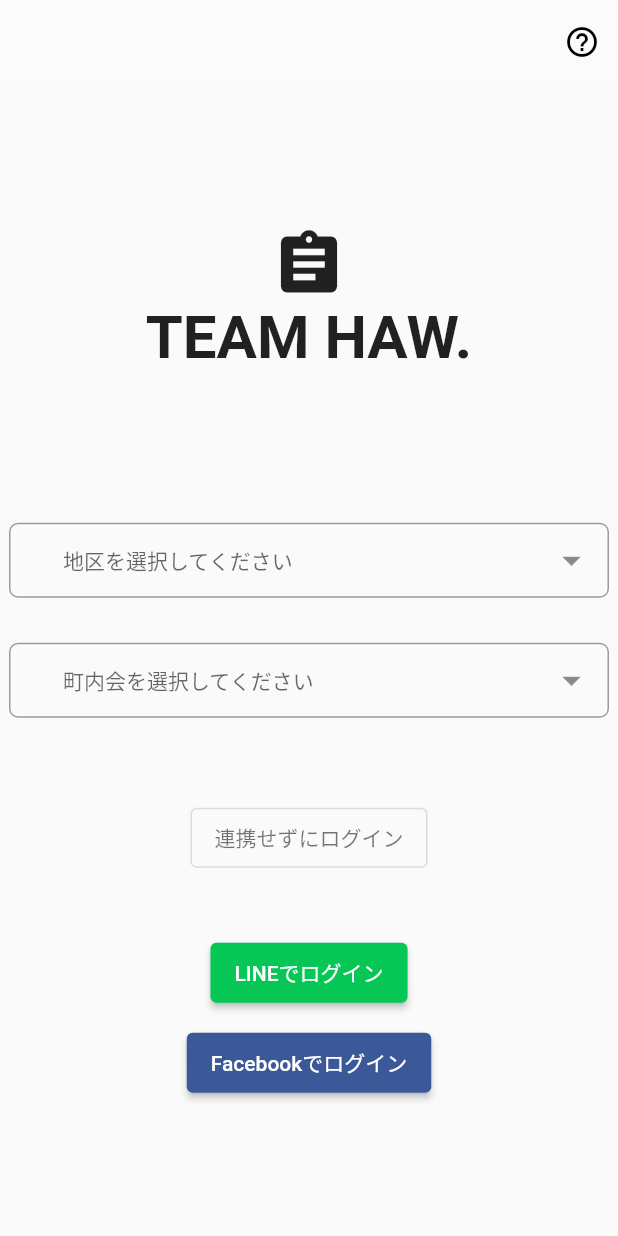
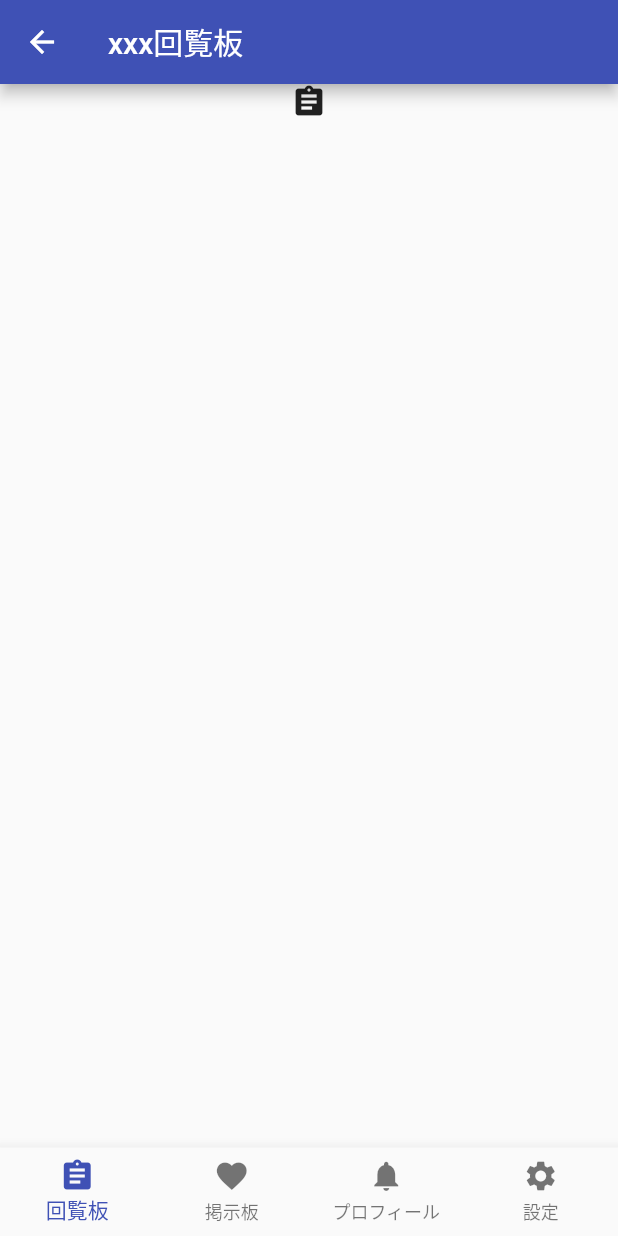
Before and after one commit to team-haw/digital-circulation-board, a Flutter app: the screen it shows after launch, after a tap on "連携せずにログイン", on a phone screen of 412 x 824 dp. Run offline on Flutter 3.47's test engine with Material 2 defaults, Android fonts, the phone set to English and light mode, and no system bars; our stand-ins replace dropdown_button2.

Commit message:
大体の枠組み完成

```diff
--- /dev/null
+++ b/frontend/lib/home.dart
@@ -0,0 +1,71 @@
+import 'package:flutter/material.dart';
+import 'menu/bulletin_board.dart';
+import 'menu/setting.dart';
+import 'menu/circulation_board.dart';
+import 'menu/profile.dart';
+
+class HomePage extends StatefulWidget {
+  const HomePage({super.key});
+
+  @override
+  State<HomePage> createState() => _HomePage();
+}
+
+class _HomePage extends State<HomePage> {
+  int _selectIndex = 0;
+
+  void _onTapItem(int index) {
+    setState(() {
+      _selectIndex = index;
+    });
+  }
+
+  @override
+  Widget build(BuildContext context) {
+    return Scaffold(
+        appBar: AppBar(title: _AppBarText(_selectIndex)),
+        body: _bodyContent(_selectIndex),
+        bottomNavigationBar: BottomNavigationBar(
+          items: const <BottomNavigationBarItem>[
+            BottomNavigationBarItem(icon: Icon(Icons.assignment), label: '回覧板'),
+            BottomNavigationBarItem(icon: Icon(Icons.favorite), label: '掲示板'),
+            BottomNavigationBarItem(
+                icon: Icon(Icons.notifications), label: 'プロフィール'),
+            BottomNavigationBarItem(icon: Icon(Icons.settings), label: '設定'),
+          ],
+          currentIndex: _selectIndex,
+          onTap: (value) => _onTapItem(value),
+          type: BottomNavigationBarType.fixed,
+        ));
+  }
+}
+
+Widget _bodyContent(int index) {
+  switch (index) {
+    case 0:
+      return BulletinBoard();
+    case 1:
+      return CirculationBoard();
+    case 2:
+      return Setting();
+    case 3:
+      return Profile();
+    default:
+      return Text('error');
+  }
+}
+
+Widget _AppBarText(int index) {
+  switch (index) {
+    case 0:
+      return Text('xxx回覧板');
+    case 1:
+      return Text('xxx町掲示板');
+    case 2:
+      return Text('プロフィール');
+    case 3:
+      return Text('設定');
+    default:
+      return Text('予期せぬエラー');
+  }
+}
--- /dev/null
+++ b/frontend/lib/login.dart
@@ -0,0 +1,167 @@
+import 'package:flutter/material.dart';
+import 'package:dropdown_button2/dropdown_button2.dart';
+import 'package:frontend/home.dart';
+
+class LoginPage extends StatefulWidget {
+  const LoginPage({super.key, required this.title});
+
+  final String title;
+
+  @override
+  State<LoginPage> createState() => _LoginPage();
+}
+
+class _LoginPage extends State<LoginPage> {
+  final List<String> ereaItems = [
+    '1丁目',
+    '2丁目',
+    '3丁目',
+    '4丁目',
+  ];
+  String? selectedValue;
+
+  final List<String> teamItems = ['第1班', '第2班', '第3班', '第4班', '第5班'];
+
+  String? secondSelectedValue;
+
+  final _formKey = GlobalKey<FormState>();
+
+  @override
+  Widget build(BuildContext context) {
+    return Scaffold(
+      appBar: AppBar(elevation: 0, backgroundColor: Colors.white10, actions: [
+        IconButton(
+            color: Colors.black,
+            icon: Icon(Icons.help_outline),
+            onPressed: () {
+              showDialog(
+                context: context,
+                builder: (_) {
+                  return SimpleDialog(
+                    title: Text("このダイアログは説明です"),
+                    children: <Widget>[
+                      Container(
+                          padding: EdgeInsets.symmetric(
+                            horizontal: 100,
+                            vertical: 30,
+                          ),
+                          child: Text(style: TextStyle(), 'ここに説明文が入るリマス')),
+                      SimpleDialogOption(
+                        onPressed: () => Navigator.pop(context),
+                        child: Icon(Icons.close),
+                      ),
+                    ],
+                  );
+                },
+              );
+            })
+      ]),
+      body: Center(
+        child: Column(
+          mainAxisAlignment: MainAxisAlignment.center,
+          children: <Widget>[
+            Icon(Icons.assignment, size: 50),
+            Text('TEAM HAW.',
+                style: TextStyle(fontSize: 40, fontWeight: FontWeight.bold)),
+            const SizedBox(height: 100),
+            SizedBox(
+              width: 400,
+              child: _dropDownList(ereaItems, selectedValue, '地区を選択してください'),
+            ),
+            const SizedBox(height: 30),
+            SizedBox(
+              width: 400,
+              child: _dropDownList(teamItems, selectedValue, '町内会を選択してください'),
+            ),
+            const SizedBox(height: 60),
+            SizedBox(
+              height: 40,
+              child: OutlinedButton(
+                  onPressed: () {
+                    Navigator.push(
+                      context,
+                      MaterialPageRoute(builder: (context) => HomePage()),
+                    );
+                  },
+                  child: Text(
+                    '連携せずにログイン',
+                    style: TextStyle(color: Colors.black54),
+                  )),
+            ),
+            const SizedBox(height: 50),
+            _snsButton("LINE", 0xff06c755),
+            const SizedBox(height: 20),
+            _snsButton("Facebook", 0xff3b5998),
+          ],
+        ),
+      ),
+    );
+  }
+}
+
+//影付きのボタンのWidget
+/*
+colorは0x[透明度][R][G][B]と記述
+ex) 0xffffffff -> 真っ白
+*/
+Widget _snsButton(String snsName, int color) {
+  return SizedBox(
+      height: 40,
+      child: ElevatedButton(
+        onPressed: () => {},
+        child: Text('${snsName}でログイン'),
+        style: ButtonStyle(
+            backgroundColor: MaterialStateProperty.all(Color(color))),
+      ));
+}
+
+//カスタマイズ可能なドロップダウンのWidget
+Widget _dropDownList(
+    List<String> itemList, String? selectedValue, String explainText) {
+  return DropdownButtonFormField2(
+    decoration: InputDecoration(
+      isDense: true,
+      contentPadding: EdgeInsets.zero,
+      border: OutlineInputBorder(
+        borderRadius: BorderRadius.circular(6),
+      ),
+    ),
+    isExpanded: true,
+    hint: Text(
+      '${explainText}',
+      style: TextStyle(fontSize: 14),
+    ),
+    icon: const Icon(
+      Icons.arrow_drop_down,
+      color: Colors.black45,
+    ),
+    iconSize: 30,
+    buttonHeight: 50,
+    buttonPadding: const EdgeInsets.only(left: 20, right: 10),
+    dropdownDecoration: BoxDecoration(
+      borderRadius: BorderRadius.circular(7),
+    ),
+    items: itemList
+        .map((item) => DropdownMenuItem<String>(
+              value: item,
+              child: Text(
+                item,
+                style: const TextStyle(
+                  fontSize: 14,
+                ),
+              ),
+            ))
+        .toList(),
+    validator: (value) {
+      if (value == null) {
+        return 'Please select gender.';
+      }
+    },
+    onChanged: (value) {
+      //Do something when changing the item if you want.
+    },
+    onSaved: (value) {
+      selectedValue = value.toString();
+    },
+  );
+}
--- a/frontend/lib/main.dart
+++ b/frontend/lib/main.dart
@@ -1,5 +1,5 @@
 import 'package:flutter/material.dart';
-import 'package:dropdown_button2/dropdown_button2.dart';
+import 'login.dart';
 
 void main() {
   runApp(const MyApp());
@@ -13,173 +13,9 @@ class MyApp extends StatelessWidget {
     return MaterialApp(
       title: 'Flutter Demo',
       theme: ThemeData(
-        primarySwatch: Colors.red,
+        primarySwatch: Colors.indigo,
       ),
-      home: const MyHomePage(title: 'Flutter Demo Home Page'),
+      home: const LoginPage(title: 'Flutter Demo Home Page'),
     );
   }
 }
-
-class MyHomePage extends StatefulWidget {
-  const MyHomePage({super.key, required this.title});
-
-  final String title;
-
-  @override
-  State<MyHomePage> createState() => _MyHomePageState();
-}
-
-class _MyHomePageState extends State<MyHomePage> {
-  final List<String> ereaItems = [
-    '1丁目',
-    '2丁目',
-    '3丁目',
-    '4丁目',
-  ];
-  String? selectedValue;
-
-  final List<String> teamItems = ['第1班', '第2班', '第3班', '第4班', '第5班'];
-
-  String? secondSelectedValue;
-
-  final _formKey = GlobalKey<FormState>();
-
-  @override
-  Widget build(BuildContext context) {
-    return Scaffold(
-      appBar: AppBar(elevation: 0, backgroundColor: Colors.white10, actions: [
-        IconButton(
-            color: Colors.black,
-            icon: Icon(Icons.help_outline),
-            onPressed: () {
-              showDialog(
-                context: context,
-                builder: (_) {
-                  return SimpleDialog(
-                    title: Text("このダイアログは説明です"),
-                    children: <Widget>[
-                      Container(
-                          padding: EdgeInsets.symmetric(
-                            horizontal: 100,
-                            vertical: 30,
-                          ),
-                          child: Text(style: TextStyle(), 'ここに説明文が入るリマス')),
-                      SimpleDialogOption(
-                        onPressed: () => Navigator.pop(context),
-                        child: Icon(Icons.close),
-                      ),
-                    ],
-                  );
-                },
-              );
-            })
-      ]),
-      body: Center(
-        child: Column(
-          mainAxisAlignment: MainAxisAlignment.center,
-          children: <Widget>[
-            Icon(Icons.assignment, size: 50),
-            Text('TEAM HAW.',
-                style: TextStyle(fontSize: 40, fontWeight: FontWeight.bold)),
-            const SizedBox(height: 100),
-            SizedBox(
-              width: 400,
-              child: _dropDownList(ereaItems, selectedValue, '地区を選択してください'),
-            ),
-            const SizedBox(height: 30),
-            SizedBox(
-              width: 400,
-              child: _dropDownList(teamItems, selectedValue, '町内会を選択してください'),
-            ),
-            const SizedBox(height: 60),
-            SizedBox(
-              height: 40,
-              child: OutlinedButton(
-                  onPressed: () {
-                    /* Navigator.push(
-                    context,
-                    MaterialPageRoute(builder: (context) => SubPage()),
-                  ); */
-                  },
-                  child: Text(
-                    '連携せずにログイン',
-                    style: TextStyle(color: Colors.black54),
-                  )),
-            ),
-            const SizedBox(height: 50),
-            _snsButton("LINE", 0xff06c755),
-            const SizedBox(height: 20),
-            _snsButton("Facebook", 0xff3b5998),
-          ],
-        ),
-      ),
-    );
-  }
-}
-
-//影付きのボタンのWidget
-/*
-colorは0x[透明度][R][G][B]と記述
-ex) 0xffffffff -> 真っ白
-*/
-Widget _snsButton(String snsName, int color) {
-  return SizedBox(
-      height: 40,
-      child: ElevatedButton(
-        onPressed: () => {},
-        child: Text('${snsName}でログイン'),
-        style: ButtonStyle(
-            backgroundColor: MaterialStateProperty.all(Color(color))),
-      ));
-}
-
-//カスタマイズ可能なドロップダウンのWidget
-Widget _dropDownList(
-    List<String> itemList, String? selectedValue, String explainText) {
-  return DropdownButtonFormField2(
-    decoration: InputDecoration(
-      isDense: true,
-      contentPadding: EdgeInsets.zero,
-      border: OutlineInputBorder(
-        borderRadius: BorderRadius.circular(6),
-      ),
-    ),
-    isExpanded: true,
-    hint: Text(
-      '${explainText}',
-      style: TextStyle(fontSize: 14),
-    ),
-    icon: const Icon(
-      Icons.arrow_drop_down,
-      color: Colors.black45,
-    ),
-    iconSize: 30,
-    buttonHeight: 50,
-    buttonPadding: const EdgeInsets.only(left: 20, right: 10),
-    dropdownDecoration: BoxDecoration(
-      borderRadius: BorderRadius.circular(7),
-    ),
-    items: itemList
-        .map((item) => DropdownMenuItem<String>(
-              value: item,
-              child: Text(
-                item,
-                style: const TextStyle(
-                  fontSize: 14,
-                ),
-              ),
-            ))
-        .toList(),
-    validator: (value) {
-      if (value == null) {
-        return 'Please select gender.';
-      }
-    },
-    onChanged: (value) {
-      //Do something when changing the item if you want.
-    },
-    onSaved: (value) {
-      selectedValue = value.toString();
-    },
-  );
-}
--- /dev/null
+++ b/frontend/lib/menu/bulletin_board.dart
@@ -0,0 +1,10 @@
+import 'package:flutter/material.dart';
+
+Widget BulletinBoard() {
+  return Center(
+      child: Column(
+    children: [
+      Icon(Icons.assignment),
+    ],
+  ));
+}
```
Also changed, not shown: frontend/lib/common/bottom_navigation_bar.dart (added, +17 -0 lines), frontend/lib/menu/circulation_board.dart (added, +10 -0 lines), frontend/lib/menu/profile.dart (added, +10 -0 lines), frontend/lib/menu/setting.dart (added, +10 -0 lines).
